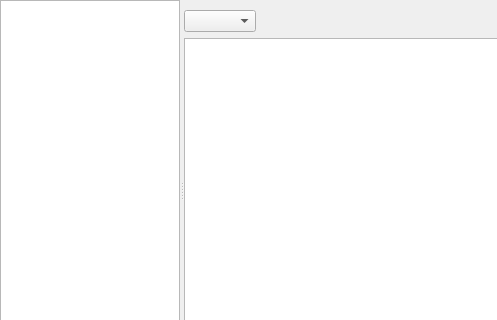
This is ui/channel_settings.ui in gitter-badger/simplechatclient as Qt 5 draws it before an edit; both pictures show x 0 to 497 and y 0 to 320 of the 739 by 408 pixel window. The edited form follows.
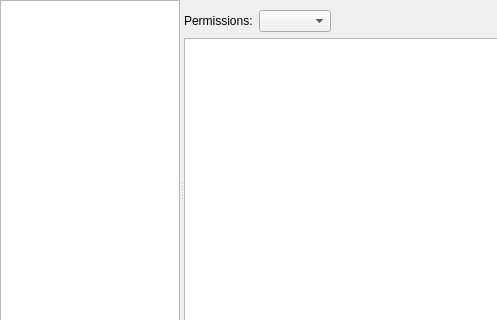
This is the edited form. The open tabs and pages were chosen to show the change. Icons and pictures are not drawn. Custom widgets are drawn as their Qt base class.

Commit message: fixed channel permissions

Patch:
```diff
--- a/ui/channel_settings.ui
+++ b/ui/channel_settings.ui
@@ -910,6 +910,13 @@
       <layout class="QVBoxLayout" name="verticalLayout">
        <item>
         <layout class="QHBoxLayout" name="horizontalLayout_23">
+         <item>
+          <widget class="QLabel" name="label_permissions">
+           <property name="text">
+            <string>Permissions:</string>
+           </property>
+          </widget>
+         </item>
          <item>
           <widget class="QComboBox" name="comboBox_permissions_list"/>
          </item>
```
The commit also changes 2 other files.
